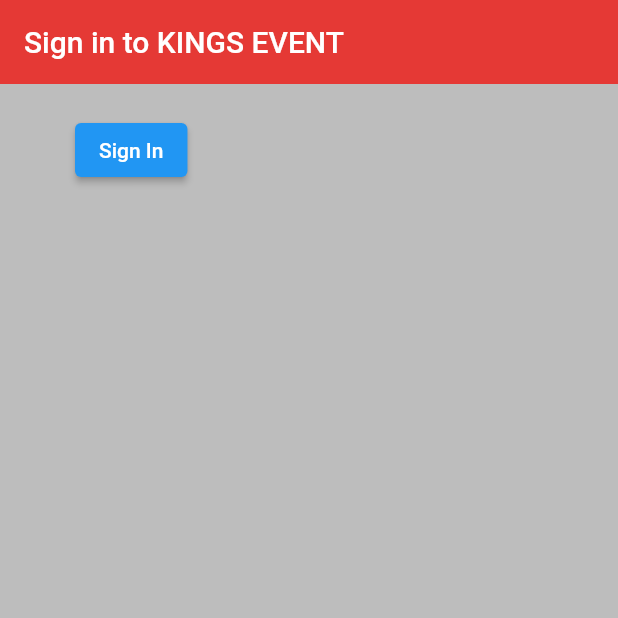
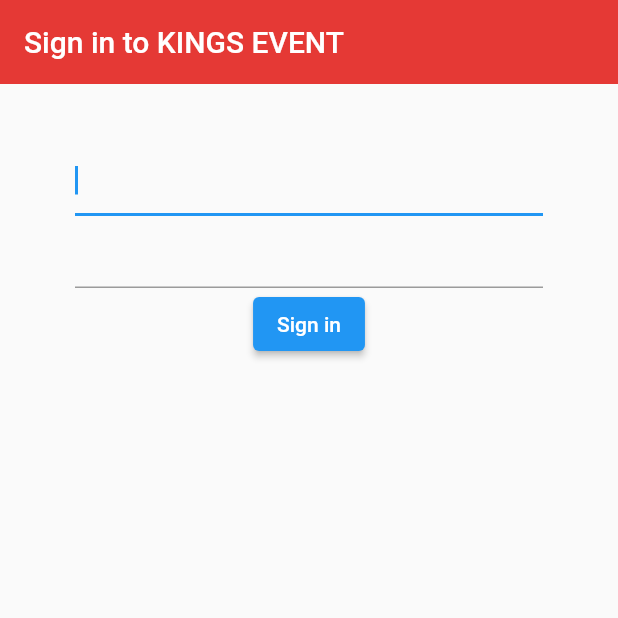
Before and after one commit to rpcalisir/kingsevent, a Flutter app: the screen it shows after launch, on a phone screen of 412 x 824 dp, the top half of it. Run offline on Flutter 3.47's test engine with Material 2 defaults, Android fonts, the phone set to English and light mode, and no system bars; our stand-ins replace firebase_auth, firebase_core; accounts and stored records are empty.

```diff
--- a/lib/main.dart
+++ b/lib/main.dart
@@ -2,7 +2,7 @@ import 'package:firebase_core/firebase_core.dart';
 import 'package:flutter/material.dart';
 import 'package:kingsevent/models/current_user.dart';
 import 'package:kingsevent/screens/startup/loading_screen.dart';
-import 'package:kingsevent/services/authorization.dart';
+import 'package:kingsevent/services/authentication_service.dart';
 import 'package:provider/provider.dart';
 
 void main() async {
--- a/lib/screens/dashboard/dashboard_screen.dart
+++ b/lib/screens/dashboard/dashboard_screen.dart
@@ -1,5 +1,5 @@
 import 'package:flutter/material.dart';
-import 'package:kingsevent/services/authorization.dart';
+import 'package:kingsevent/services/authentication_service.dart';
 
 class DashboardScreen extends StatelessWidget {
   DashboardScreen({super.key});
--- a/lib/screens/startup/sign_in_screen.dart
+++ b/lib/screens/startup/sign_in_screen.dart
@@ -1,7 +1,7 @@
 import 'dart:developer';
 
 import 'package:flutter/material.dart';
-import 'package:kingsevent/services/authorization.dart';
+import 'package:kingsevent/services/authentication_service.dart';
 
 class SignInScreen extends StatefulWidget {
   const SignInScreen({super.key});
@@ -13,30 +13,47 @@ class SignInScreen extends StatefulWidget {
 class _SignInScreenState extends State<SignInScreen> {
   final AuthService _authService = AuthService();
 
+  var email = '';
+  var password = '';
+
   @override
   Widget build(BuildContext context) {
     return Scaffold(
-      backgroundColor: Colors.black26,
+      backgroundColor: Colors.yellow[40],
       appBar: AppBar(
         backgroundColor: Colors.red[600],
         elevation: 0.0,
         title: const Text('Sign in to KINGS EVENT'),
       ),
       body: Container(
-        padding: const EdgeInsets.symmetric(vertical: 20, horizontal: 50),
-        child: ElevatedButton(
-          child: const Text('Sign In'),
-          onPressed: () async {
-            dynamic result = await _authService.signInAnon();
-            if (result == null) {
-              log('Error signing in!');
-            } else {
-              log('Signed in');
-              log(result.uid);
-            }
-          },
-        ),
-      ),
+          padding: const EdgeInsets.symmetric(vertical: 20, horizontal: 50),
+          child: Form(
+            child: Column(children: <Widget>[
+              const SizedBox(height: 20.0),
+              TextFormField(
+                  autofocus: true,
+                  onChanged: (userInput) {
+                    setState(() => email = userInput);
+                  }),
+              TextFormField(
+                  obscureText: true,
+                  onChanged: (val) {
+                    setState(() => password = val);
+                  }),
+              ElevatedButton(
+                style: ElevatedButton.styleFrom(backgroundColor: Colors.blue),
+                onPressed: () async {
+                  dynamic result =
+                      _authService.signInWithEmailAndPassword(email, password);
+                  print(result);
+                },
+                child: const Text(
+                  'Sign in',
+                  style: TextStyle(color: Colors.white),
+                ),
+              )
+            ]),
+          )),
     );
   }
 }
```
Also changed, not shown: lib/screens/startup/sign_up_with_email.dart (added, +62 -0 lines), lib/services/authentication_service.dart (added, +55 -0 lines), lib/services/authorization.dart (deleted, +0 -43 lines), lib/screens/startup/sign_up_screen.dart (deleted), 2 other files.
